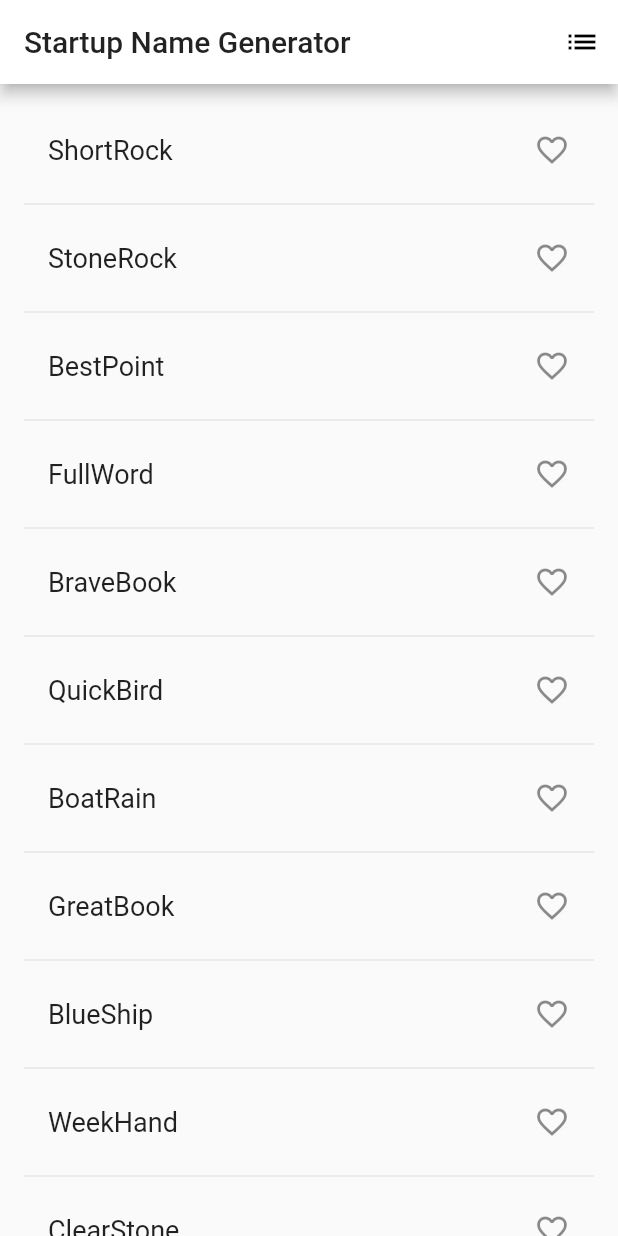
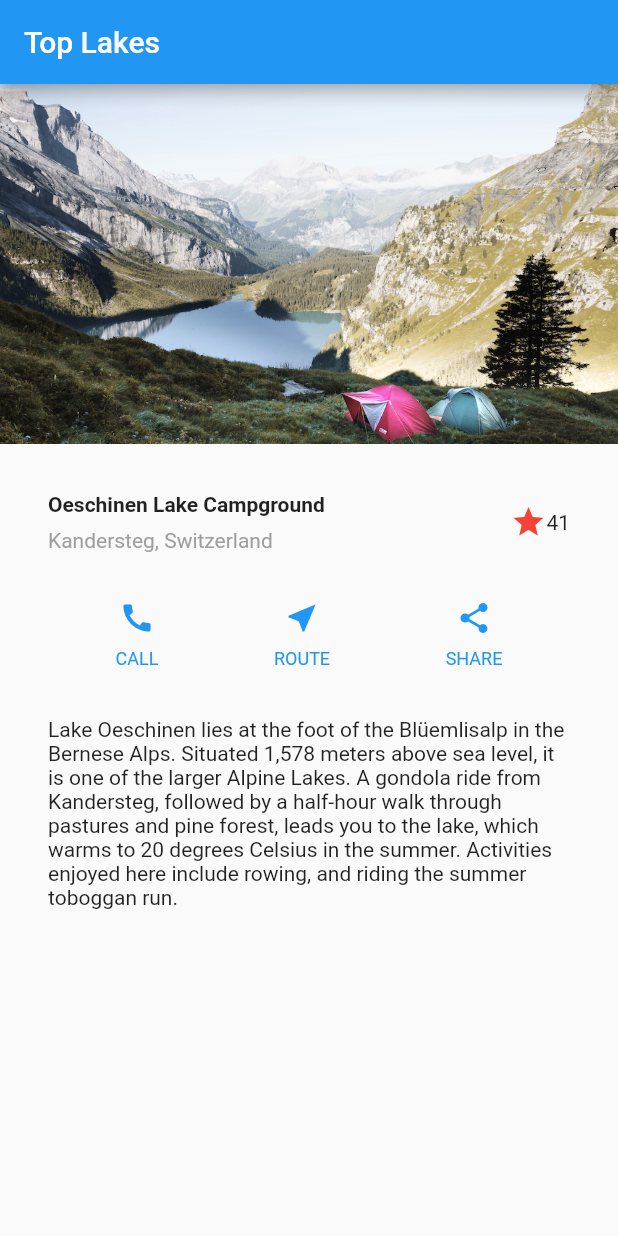
Before and after one commit to sumit007/PlayWithDartFlutter, a Flutter app: the screen it shows after launch, on a phone screen of 412 x 824 dp. Run offline on Flutter 3.47's test engine with Material 2 defaults, Android fonts, the phone set to English and light mode, and no system bars.

Commit message:
working top lakes layout

```diff
--- /dev/null
+++ b/lib/layout.dart
@@ -0,0 +1,115 @@
+import 'package:flutter/material.dart';
+
+class MyLayout extends StatelessWidget {
+  @override
+  Widget build(BuildContext context) {
+    Widget titleSection = new Container(
+      padding: const EdgeInsets.all(32.0),
+      child: new Row(
+        children: <Widget>[
+          new Expanded(
+            child: new Column(
+              crossAxisAlignment: CrossAxisAlignment.start,
+              children: [
+                new Container(
+                  padding: const EdgeInsets.only(bottom: 8.0),
+                  child: new Text(
+                    'Oeschinen Lake Campground',
+                    style: new TextStyle(
+                      fontWeight: FontWeight.bold,
+                    ),
+                  ),
+                ),
+
+                new Text(
+                  'Kandersteg, Switzerland',
+                  style: new TextStyle(
+                    color: Colors.grey[500],
+                  ),
+                )
+
+              ],
+            ),
+          ),
+
+          new Icon(
+            Icons.star,
+            color: Colors.red[500],
+          ),
+          new Text('41'),
+        ],
+      ),
+    );
+
+    Column buildButtonColumn(IconData icon, String label) {
+      Color color = Theme.of(context).primaryColor;
+      return new Column(
+        mainAxisSize: MainAxisSize.min,
+        mainAxisAlignment: MainAxisAlignment.center,
+        children: <Widget>[
+          new Icon(icon, color: color),
+          new Container(
+            margin: const EdgeInsets.only(top: 8.0),
+            child: new Text(
+              label,
+              style: new TextStyle(
+                fontSize: 12.0,
+                fontWeight: FontWeight.w400,
+                color: color,
+              ),
+            ),
+          )
+        ],
+      );
+    }
+
+    Widget buttonSection = new Container(
+      child: new Row(
+        mainAxisAlignment: MainAxisAlignment.spaceEvenly,
+        children: <Widget>[
+          buildButtonColumn(Icons.call, 'CALL'),
+          buildButtonColumn(Icons.near_me, 'ROUTE'),
+          buildButtonColumn(Icons.share, 'SHARE'),
+        ],
+      ),
+    );
+
+    Widget textSection = new Container(
+      padding: const EdgeInsets.all(32.0),
+      child: new Text(
+        '''
+Lake Oeschinen lies at the foot of the Blüemlisalp in the Bernese Alps. Situated 1,578 meters above sea level, it is one of the larger Alpine Lakes. A gondola ride from Kandersteg, followed by a half-hour walk through pastures and pine forest, leads you to the lake, which warms to 20 degrees Celsius in the summer. Activities enjoyed here include rowing, and riding the summer toboggan run.
+        ''',
+        softWrap: true,
+      ),
+    );
+
+
+    return new MaterialApp(
+      title: 'Flutter Demo',
+      theme: new ThemeData(
+        primarySwatch: Colors.blue,
+      ),
+      home: new Scaffold(
+        appBar: new AppBar(
+          title: new Text('Top Lakes'),
+        ),
+
+        body: new ListView(
+          children: <Widget>[
+            new Image.asset(
+              'image/lake.jpg',
+              width: 600.0,
+              height: 240.0,
+              fit: BoxFit.cover,
+            ),
+            titleSection,
+            buttonSection,
+            textSection,
+          ],
+        ),
+      ),
+    );
+  }
+
+}
--- a/lib/main.dart
+++ b/lib/main.dart
@@ -1,8 +1,10 @@
 import 'package:flutter/material.dart';
-import 'package:english_words/english_words.dart';
+//import 'package:english_words/english_words.dart';
+import 'layout.dart';
 
-void main() => runApp(new PlayWithFlutterApp());
+void main() => runApp(new MyLayout());
 
+/*
 class PlayWithFlutterApp extends StatelessWidget {
   @override
   Widget build(BuildContext context) {
@@ -115,3 +117,4 @@ class RandomWordsState extends State<RandomWords> {
 
   }
 }
+*/
```
Also changed, not shown: pubspec.yaml (+12 -4 lines), image/lake.jpg (added), pubspec.lock, 5 other files.
